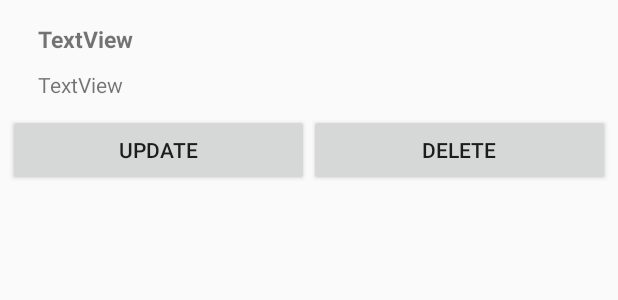
After one commit to Timii-i/Habits, an Android app: the layout goal_list_item.xml on its own in the app's theme, with its tools: preview values and no code run, on a phone screen of 412 x 824 dp. The commit adds this screen. Shown: the top 300 px of the screen. Run offline under Robolectric (Android 15) with nearby library versions, the phone set to English and light mode, and no system bars.

Commit message:
code: implemented GoalAdapter and RecyclerView

```diff
--- a/app/build.gradle
+++ b/app/build.gradle
@@ -37,6 +37,7 @@ dependencies {
     implementation 'androidx.legacy:legacy-support-v4:1.0.0'
     implementation "org.jetbrains.anko:anko-sqlite:0.10.8"
     implementation 'com.jakewharton.timber:timber:4.6.1'
+    implementation 'androidx.recyclerview:recyclerview:1.1.0'
     testImplementation 'junit:junit:4.12'
     androidTestImplementation 'androidx.test.ext:junit:1.1.1'
     androidTestImplementation 'androidx.test.espresso:espresso-core:3.2.0'
--- a/app/src/main/java/com/example/habits/CreateGoalActivity.kt
+++ b/app/src/main/java/com/example/habits/CreateGoalActivity.kt
@@ -65,8 +65,7 @@ class CreateGoalActivity : AppCompatActivity() {
                 val goalReminderName: RadioButton = findViewById(goalReminder)
                 Toast.makeText(applicationContext, "ZielName: $goalName \nZielDauer: $goalDuration \nZielErinnerung: ${goalReminderName.text}", Toast.LENGTH_SHORT).show()
 
-                // Adds the user input from create_goal into a list to display it in the "Ziele" Tab
-                //val list = listOf(Goal(goalName, goalDuration, (goalReminderName.text.toString())))
+                // Adds the user input from create_goal into goalList to display it in the "Ziele" Tab
                 FragmentGoals.goalList.add(Goal(goalName, goalDuration, (goalReminderName.text.toString())))
 
                 finish()
--- a/app/src/main/res/layout/activity_main.xml
+++ b/app/src/main/res/layout/activity_main.xml
@@ -4,7 +4,7 @@
     xmlns:tools="http://schemas.android.com/tools"
     android:layout_width="match_parent"
     android:layout_height="match_parent"
-    tools:context=".activity.MainActivity">
+    tools:context=".MainActivity">
 
     <com.google.android.material.appbar.AppBarLayout
         android:layout_width="match_parent"
--- /dev/null
+++ b/app/src/main/res/layout/goal_list_item.xml
@@ -0,0 +1,59 @@
+<?xml version="1.0" encoding="utf-8"?>
+<RelativeLayout xmlns:android="http://schemas.android.com/apk/res/android"
+    android:layout_width="match_parent"
+    android:layout_height="match_parent"
+    xmlns:app="http://schemas.android.com/apk/res-auto"
+    android:layout_margin="5dp"
+    app:layout_editor_absoluteX="5dp">
+
+    <TextView
+        android:id="@+id/textGoalName"
+        android:layout_width="wrap_content"
+        android:layout_height="wrap_content"
+        android:layout_marginLeft="20dp"
+        android:layout_marginTop="10dp"
+        android:text="TextView"
+        android:textSize="15sp"
+        android:textStyle="bold" />
+
+    <TextView
+        android:id="@+id/textGoalDuration"
+        android:layout_width="wrap_content"
+        android:layout_height="wrap_content"
+        android:layout_below="@+id/textGoalName"
+        android:layout_marginLeft="20dp"
+        android:layout_marginTop="10dp"
+        android:ellipsize="end"
+        android:maxLines="3"
+        android:text="TextView" />
+
+    <LinearLayout
+        android:id="@+id/layoutGoalItemButtonArea"
+        android:layout_width="match_parent"
+        android:layout_height="wrap_content"
+        android:layout_below="@+id/textGoalDuration"
+        android:orientation="horizontal">
+
+        <Button
+            android:id="@+id/buttonUpdate"
+            android:layout_width="wrap_content"
+            android:layout_height="wrap_content"
+            android:layout_below="@+id/textGoalDuration"
+            android:layout_gravity="center"
+            android:layout_marginBottom="10dp"
+            android:layout_marginTop="10dp"
+            android:layout_weight="0.5"
+            android:text="@string/label_button_update_note" />
+
+        <Button
+            android:id="@+id/buttonDelete"
+            android:layout_width="wrap_content"
+            android:layout_height="wrap_content"
+            android:layout_gravity="center"
+            android:layout_marginBottom="10dp"
+            android:layout_marginTop="10dp"
+            android:layout_weight="0.5"
+            android:text="@string/label_button_delete_note" />
+    </LinearLayout>
+
+</RelativeLayout>
```
Also changed, not shown: app/src/main/java/com/example/habits/ui/main/FragmentGoals.kt (+8 -2 lines), app/src/main/java/com/example/habits/ui/main/GoalAdapter.kt (added, +36 -0 lines), app/src/main/res/layout/fragment_goals.xml (+9 -0 lines).
